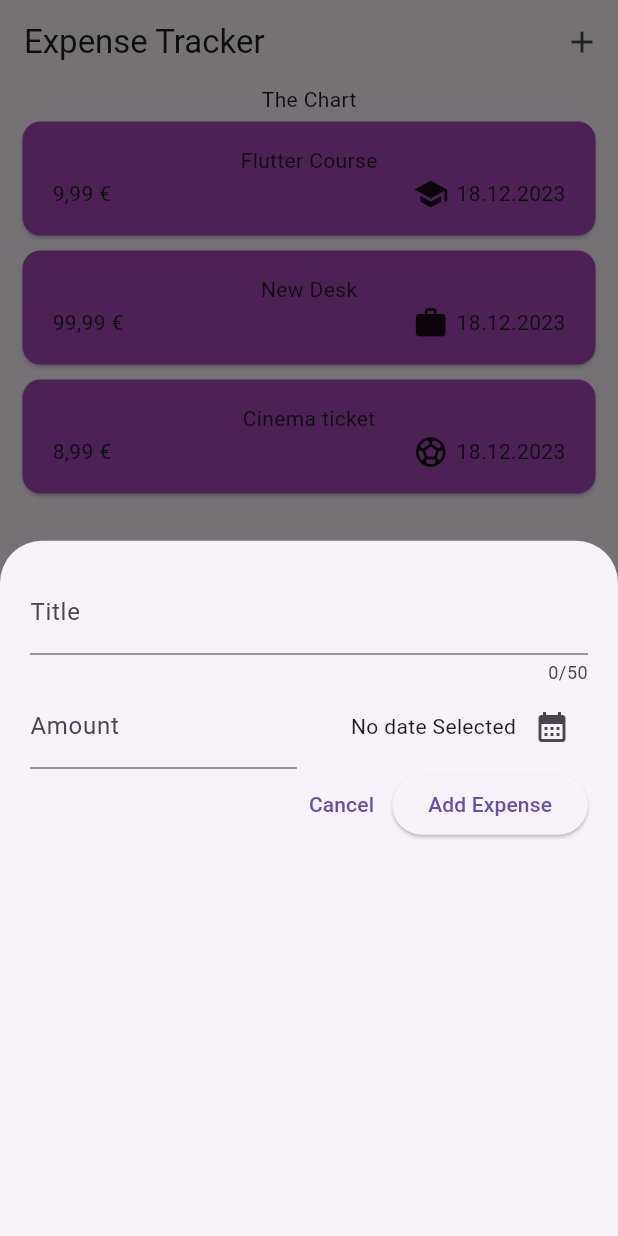
After one commit to raphaelpinel/flutter-expense-tracker, a Flutter app: the screen it shows after launch, after a tap on the "add" icon, on a phone screen of 412 x 824 dp. The commit adds this screen. Run offline on Flutter 3.47's test engine with Material 3 defaults, Android fonts, the phone set to English and light mode, and no system bars.

Commit message:
Create modal for new expense

```diff
--- a/lib/widgets/expenses.dart
+++ b/lib/widgets/expenses.dart
@@ -1,6 +1,7 @@
 import 'package:expense_tracker/widgets/expenses_list/expenses_list.dart';
 import 'package:expense_tracker/models/category_type.enum.dart';
 import 'package:expense_tracker/models/expense.dart';
+import 'package:expense_tracker/widgets/new_expense.dart';
 import 'package:flutter/material.dart';
 
 class Expenses extends StatefulWidget {
@@ -29,9 +30,25 @@ class _ExpensesState extends State<Expenses> {
         category: CategoryType.leisure),
   ];
 
+  void _openAddExpenseOverlay() {
+    showModalBottomSheet(
+      context: context,
+      builder: (context) => const NewExpense(),
+    );
+  }
+
   @override
   Widget build(BuildContext context) {
     return Scaffold(
+      appBar: AppBar(
+        title: const Text('Expense Tracker'),
+        actions: [
+          IconButton(
+            onPressed: _openAddExpenseOverlay,
+            icon: const Icon(Icons.add),
+          )
+        ],
+      ),
       body: Column(
         children: [
           const Text('The Chart'),
--- /dev/null
+++ b/lib/widgets/new_expense.dart
@@ -0,0 +1,124 @@
+import 'package:flutter/material.dart';
+import 'package:expense_tracker/models/expense.dart';
+
+class NewExpense extends StatefulWidget {
+  const NewExpense({super.key});
+
+  @override
+  State<NewExpense> createState() => _NewExpenseState();
+}
+
+class _NewExpenseState extends State<NewExpense> {
+  final _formKey = GlobalKey<FormState>();
+  final _titleController = TextEditingController();
+  final _amountController = TextEditingController();
+  DateTime? _selectedDate;
+
+  void _presentDatePicker() async {
+    final now = DateTime.now();
+    final pickedDate = await showDatePicker(
+      context: context,
+      initialDate: now,
+      firstDate: now.subtract(const Duration(days: 365)),
+      lastDate: now,
+    );
+
+    if (pickedDate != null) {
+      setState(() {
+        _selectedDate = pickedDate;
+      });
+    }
+  }
+
+  @override
+  void dispose() {
+    _titleController.dispose();
+    _amountController.dispose();
+    super.dispose();
+  }
+
+  void _closeModal() {
+    Navigator.pop(context);
+  }
+
+  String? _validateAmount(String? value) {
+    if (value == null || value.isEmpty) {
+      return 'Please enter an amount';
+    }
+    final amount = double.tryParse(value.replaceAll(',', '.'));
+    if (amount == null || amount <= 0) {
+      return 'Please enter a valid amount';
+    }
+    return null;
+  }
+
+  void _submitForm() {
+    if (_formKey.currentState!.validate()) {
+      // Form is valid, proceed with your logic here
+      print(_titleController.text);
+      print(_amountController.text);
+      _closeModal();
+    }
+  }
+
+  @override
+  Widget build(BuildContext context) {
+    return Padding(
+      padding: const EdgeInsets.all(20),
+      child: Form(
+        key: _formKey,
+        child: Column(
+          // crossAxisAlignment: CrossAxisAlignment.end,
+          children: [
+            TextField(
+              controller: _titleController,
+              decoration: const InputDecoration(label: Text('Title')),
+              maxLength: 50,
+            ),
+            Row(
+              children: [
+                Expanded(
+                  child: TextFormField(
+                    keyboardType: TextInputType.number,
+                    controller: _amountController,
+                    decoration: const InputDecoration(
+                        label: Text('Amount'), suffixText: '€'),
+                    onChanged: (value) {
+                      // Add your onChanged logic here
+                    },
+                    validator: _validateAmount,
+                  ),
+                ),
+                const SizedBox(width: 16),
+                Expanded(
+                  child: Row(
+                    mainAxisAlignment: MainAxisAlignment.end,
+                    crossAxisAlignment: CrossAxisAlignment.center,
+                    children: [
+                      Text(_selectedDate == null
+                          ? 'No date Selected'
+                          : formatter.format(_selectedDate!)),
+                      IconButton(
+                          icon: const Icon(Icons.calendar_month),
+                          onPressed: _presentDatePicker)
+                    ],
+                  ),
+                )
+              ],
+            ),
+            Row(
+              mainAxisAlignment: MainAxisAlignment.end,
+              children: [
+                TextButton(onPressed: _closeModal, child: const Text('Cancel')),
+                ElevatedButton(
+                  onPressed: _submitForm,
+                  child: const Text('Add Expense'),
+                ),
+              ],
+            )
+          ],
+        ),
+      ),
+    );
+  }
+}
```
Also changed, not shown: 1 other file.
